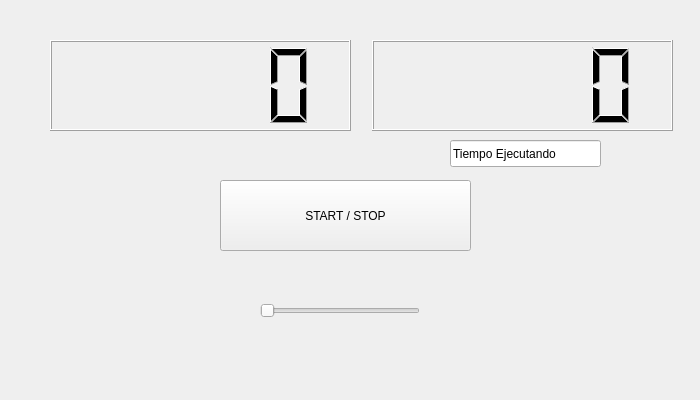
Above: timersimple/counterDlg.ui from jlgs96/Robotica-2021-2022 before the change. Below: the same form after it.
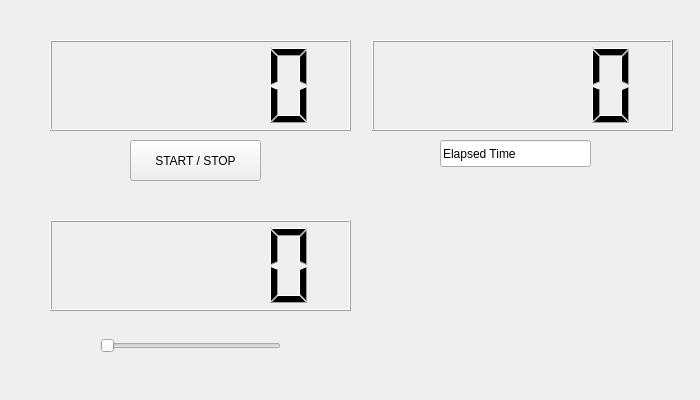
That is the form after the change.

```diff
--- a/timersimple/counterDlg.ui
+++ b/timersimple/counterDlg.ui
@@ -16,10 +16,10 @@
   <widget class="QPushButton" name="button">
    <property name="geometry">
     <rect>
-     <x>220</x>
-     <y>180</y>
-     <width>251</width>
-     <height>71</height>
+     <x>130</x>
+     <y>140</y>
+     <width>131</width>
+     <height>41</height>
     </rect>
    </property>
    <property name="text">
@@ -46,13 +46,23 @@
     </rect>
    </property>
   </widget>
+  <widget class="QLCDNumber" name="lcdNumberPeriod">
+   <property name="geometry">
+    <rect>
+     <x>50</x>
+     <y>220</y>
+     <width>301</width>
+     <height>91</height>
+    </rect>
+   </property>
+  </widget>
   <widget class="QSlider" name="horizontalSlider">
    <property name="geometry">
     <rect>
-     <x>260</x>
-     <y>300</y>
-     <width>160</width>
-     <height>21</height>
+     <x>100</x>
+     <y>320</y>
+     <width>181</width>
+     <height>51</height>
     </rect>
    </property>
    <property name="orientation">
@@ -62,14 +72,14 @@
   <widget class="QLineEdit" name="lineEdit">
    <property name="geometry">
     <rect>
-     <x>450</x>
+     <x>440</x>
      <y>140</y>
      <width>151</width>
      <height>27</height>
     </rect>
    </property>
    <property name="text">
-    <string>Tiempo Ejecutando</string>
+    <string>Elapsed Time</string>
    </property>
   </widget>
  </widget>
```
